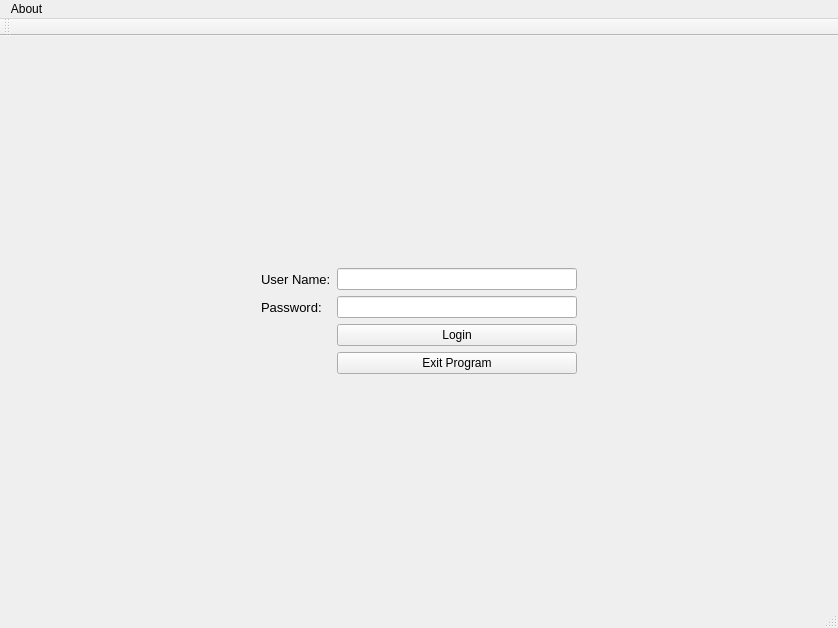
The window that mainwindow.ui (mronfire/Project-1---Warehouse-Manager) describes before a commit, drawn with Qt 5.
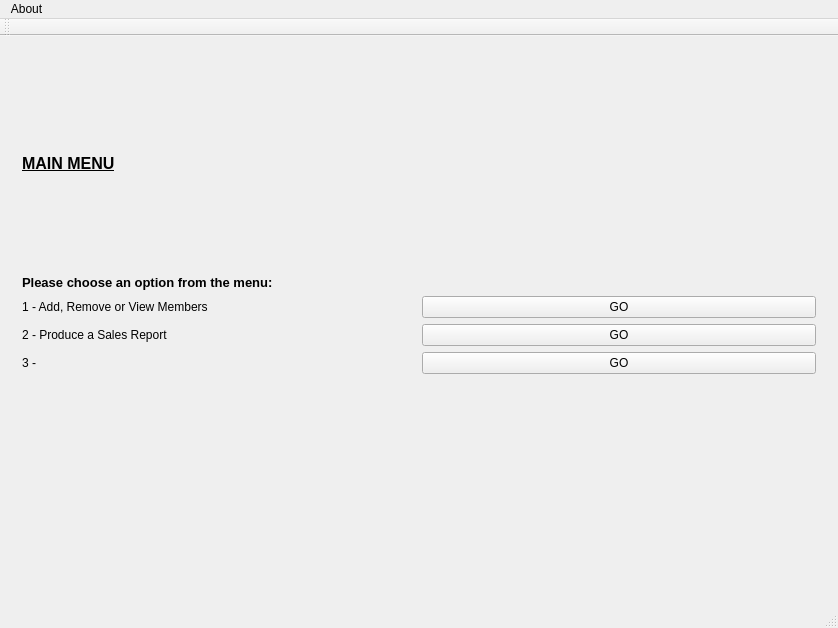
The same window after the commit. The open tabs and pages were chosen to show the change.

Commit message: updated mainWindow - needs a lot more working on it!

```diff
--- a/mainwindow.ui
+++ b/mainwindow.ui
@@ -149,6 +149,120 @@
         </item>
        </layout>
       </widget>
+      <widget class="QWidget" name="menuPage">
+       <layout class="QGridLayout" name="gridLayout_9">
+        <item row="1" column="0" colspan="4">
+         <layout class="QGridLayout" name="gridLayout_8">
+          <property name="sizeConstraint">
+           <enum>QLayout::SetDefaultConstraint</enum>
+          </property>
+          <item row="4" column="0">
+           <widget class="QLabel" name="label">
+            <property name="font">
+             <font>
+              <pointsize>10</pointsize>
+              <weight>75</weight>
+              <bold>true</bold>
+             </font>
+            </property>
+            <property name="text">
+             <string>Please choose an option from the menu:</string>
+            </property>
+           </widget>
+          </item>
+          <item row="7" column="0">
+           <widget class="QLabel" name="label_3_sales">
+            <property name="text">
+             <string>2 - Produce a Sales Report</string>
+            </property>
+           </widget>
+          </item>
+          <item row="8" column="0">
+           <widget class="QLabel" name="label_4">
+            <property name="text">
+             <string>3 - </string>
+            </property>
+           </widget>
+          </item>
+          <item row="6" column="0">
+           <widget class="QLabel" name="label_2_addMember">
+            <property name="text">
+             <string>1 - Add, Remove or View Members</string>
+            </property>
+           </widget>
+          </item>
+          <item row="9" column="1">
+           <spacer name="verticalSpacer_6">
+            <property name="orientation">
+             <enum>Qt::Vertical</enum>
+            </property>
+            <property name="sizeHint" stdset="0">
+             <size>
+              <width>20</width>
+              <height>40</height>
+             </size>
+            </property>
+           </spacer>
+          </item>
+          <item row="8" column="1">
+           <widget class="QPushButton" name="pushButton_3">
+            <property name="text">
+             <string>GO</string>
+            </property>
+           </widget>
+          </item>
+          <item row="7" column="1">
+           <widget class="QPushButton" name="pushButton_2_salesReport">
+            <property name="text">
+             <string>GO</string>
+            </property>
+           </widget>
+          </item>
+          <item row="6" column="1">
+           <widget class="QPushButton" name="pushButton_addMembers">
+            <property name="text">
+             <string>GO</string>
+            </property>
+           </widget>
+          </item>
+          <item row="0" column="1">
+           <spacer name="verticalSpacer_7">
+            <property name="orientation">
+             <enum>Qt::Vertical</enum>
+            </property>
+            <property name="sizeHint" stdset="0">
+             <size>
+              <width>20</width>
+              <height>40</height>
+             </size>
+            </property>
+           </spacer>
+          </item>
+          <item row="0" column="0">
+           <widget class="QLabel" name="label_menuHeader">
+            <property name="font">
+             <font>
+              <pointsize>12</pointsize>
+              <weight>75</weight>
+              <bold>true</bold>
+              <underline>true</underline>
+             </font>
+            </property>
+            <property name="cursor">
+             <cursorShape>ArrowCursor</cursorShape>
+            </property>
+            <property name="layoutDirection">
+             <enum>Qt::LeftToRight</enum>
+            </property>
+            <property name="text">
+             <string>MAIN MENU</string>
+            </property>
+           </widget>
+          </item>
+         </layout>
+        </item>
+       </layout>
+      </widget>
       <widget class="QWidget" name="memberPage">
        <layout class="QGridLayout" name="gridLayout_5">
         <item row="0" column="0">
```
Left out of the diff: 46 changed lines with no effect on the pictures. The commit also changes 4 other files.
